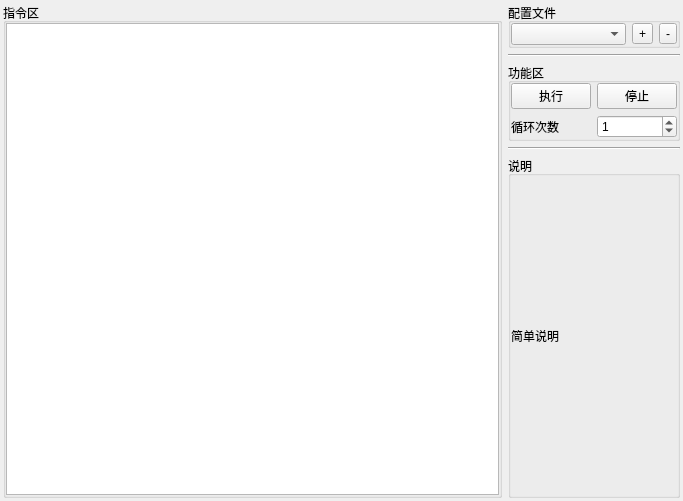
PPJUST/waterRPA_GUI, file ui_main.ui: the form before one commit.
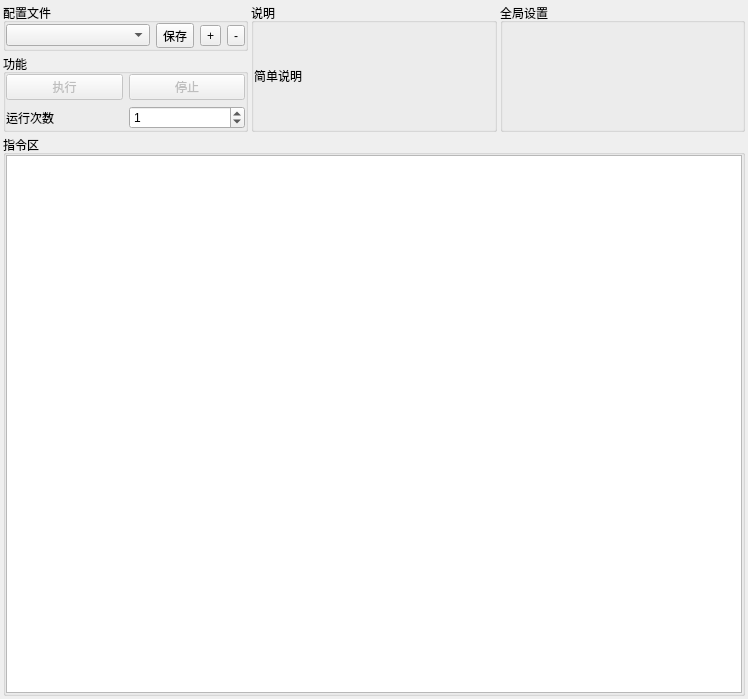
The form after the commit.

Commit message: 测试配置文件的保存

The edit to the form file:
```diff
--- a/ui_main.ui
+++ b/ui_main.ui
@@ -6,59 +6,34 @@
    <rect>
     <x>0</x>
     <y>0</y>
-    <width>683</width>
-    <height>501</height>
+    <width>748</width>
+    <height>699</height>
    </rect>
   </property>
   <property name="windowTitle">
    <string>waterRPA GUI版</string>
   </property>
   <widget class="QWidget" name="centralwidget">
+   <layout class="QVBoxLayout" name="verticalLayout_5">
+    <property name="spacing">
+     <number>3</number>
+    </property>
+    <property name="leftMargin">
+     <number>3</number>
+    </property>
+    <property name="topMargin">
+     <number>3</number>
+    </property>
+    <property name="rightMargin">
+     <number>3</number>
+    </property>
+    <property name="bottomMargin">
+     <number>3</number>
+    </property>
+    <item>
    <layout class="QHBoxLayout" name="horizontalLayout_3">
-    <property name="spacing">
-     <number>6</number>
-    </property>
-    <property name="leftMargin">
-     <number>3</number>
-    </property>
-    <property name="topMargin">
-     <number>3</number>
-    </property>
-    <property name="rightMargin">
-     <number>3</number>
-    </property>
-    <property name="bottomMargin">
-     <number>3</number>
-    </property>
     <item>
-     <widget class="QGroupBox" name="groupBox_instruct">
-      <property name="title">
-       <string>指令区</string>
-      </property>
-      <layout class="QVBoxLayout" name="verticalLayout_2">
-       <property name="spacing">
-        <number>0</number>
-       </property>
-       <property name="leftMargin">
-        <number>0</number>
-       </property>
-       <property name="topMargin">
-        <number>0</number>
-       </property>
-       <property name="rightMargin">
-        <number>0</number>
-       </property>
-       <property name="bottomMargin">
-        <number>0</number>
-       </property>
-       <item>
-        <widget class="QListWidget" name="listWidget_instruct_area"/>
-       </item>
-      </layout>
-     </widget>
-    </item>
-    <item>
-     <layout class="QVBoxLayout" name="verticalLayout_3" stretch="0,0,0,0,1">
+       <layout class="QVBoxLayout" name="verticalLayout_4">
       <item>
        <widget class="QGroupBox" name="groupBox_config">
         <property name="title">
@@ -80,6 +55,13 @@
          <item>
           <widget class="QComboBox" name="comboBox_select_config"/>
          </item>
+           <item>
+            <widget class="QToolButton" name="toolButton_save_config">
+             <property name="text">
+              <string>保存</string>
+             </property>
+            </widget>
+           </item>
          <item>
           <widget class="QToolButton" name="toolButton_add_config">
            <property name="text">
@@ -97,17 +79,10 @@
         </layout>
        </widget>
       </item>
-      <item>
-       <widget class="Line" name="line">
-        <property name="orientation">
-         <enum>Qt::Horizontal</enum>
-        </property>
-       </widget>
-      </item>
       <item>
        <widget class="QGroupBox" name="groupBox_function">
         <property name="title">
-         <string>功能区</string>
+           <string>功能</string>
         </property>
         <layout class="QGridLayout" name="gridLayout">
          <property name="leftMargin">
@@ -127,7 +102,7 @@
            <item>
             <widget class="QLabel" name="label">
              <property name="text">
-              <string>循环次数</string>
+                <string>运行次数</string>
              </property>
             </widget>
            </item>
@@ -142,6 +117,9 @@
          </item>
          <item row="0" column="0">
           <widget class="QPushButton" name="pushButton_start">
+             <property name="enabled">
+              <bool>false</bool>
+             </property>
            <property name="text">
             <string>执行</string>
            </property>
@@ -149,6 +127,9 @@
          </item>
          <item row="0" column="1">
           <widget class="QPushButton" name="pushButton_stop">
+             <property name="enabled">
+              <bool>false</bool>
+             </property>
            <property name="text">
             <string>停止</string>
            </property>
@@ -157,12 +138,7 @@
         </layout>
        </widget>
       </item>
-      <item>
-       <widget class="Line" name="line_2">
-        <property name="orientation">
-         <enum>Qt::Horizontal</enum>
-        </property>
-       </widget>
+       </layout>
       </item>
       <item>
        <widget class="QGroupBox" name="groupBox_info">
@@ -195,8 +171,43 @@
         </layout>
        </widget>
       </item>
+      <item>
+       <widget class="QGroupBox" name="groupBox_setting">
+        <property name="title">
+         <string>全局设置</string>
+        </property>
+        <layout class="QVBoxLayout" name="verticalLayout_3"/>
+       </widget>
+      </item>
      </layout>
     </item>
+    <item>
+     <widget class="QGroupBox" name="groupBox_instruct">
+      <property name="title">
+       <string>指令区</string>
+      </property>
+      <layout class="QVBoxLayout" name="verticalLayout_2">
+       <property name="spacing">
+        <number>0</number>
+       </property>
+       <property name="leftMargin">
+        <number>0</number>
+       </property>
+       <property name="topMargin">
+        <number>0</number>
+       </property>
+       <property name="rightMargin">
+        <number>0</number>
+       </property>
+       <property name="bottomMargin">
+        <number>0</number>
+       </property>
+       <item>
+        <widget class="QListWidget" name="listWidget_instruct_area"/>
+       </item>
+      </layout>
+     </widget>
+    </item>
    </layout>
   </widget>
   <widget class="QMenuBar" name="menubar">
```
Left out of the diff: 2 changed lines with no effect on the pictures. Lines whose indentation alone changed are shown as unchanged. The commit also changes 2 other files.
